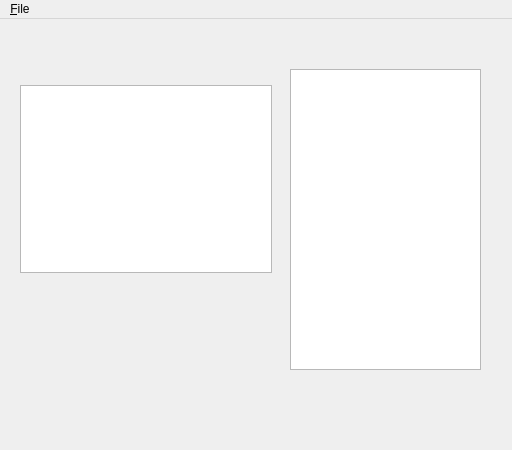
Above: QMaze/QMaze/ui/qmaze.ui from OasisGallagher/QApplication before the change. Below: the same form after it.
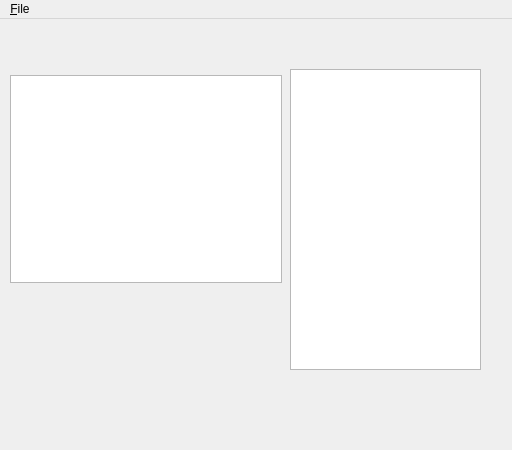
That is the form after the change. Custom widgets are drawn as their Qt base class.

Patch:
```diff
--- a/QMaze/QMaze/ui/qmaze.ui
+++ b/QMaze/QMaze/ui/qmaze.ui
@@ -52,6 +52,18 @@
      </size>
     </property>
     <layout class="QVBoxLayout" name="verticalLayout">
+     <property name="leftMargin">
+      <number>1</number>
+     </property>
+     <property name="topMargin">
+      <number>1</number>
+     </property>
+     <property name="rightMargin">
+      <number>1</number>
+     </property>
+     <property name="bottomMargin">
+      <number>1</number>
+     </property>
      <item>
       <widget class="QTableWidget" name="view">
        <property name="sizePolicy">
```
